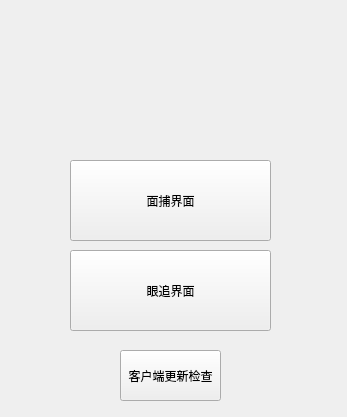
First picture: the form in ui/paper_tracker_main_window.ui, repository JellyfishKnight/paper_tracker, before the edit.
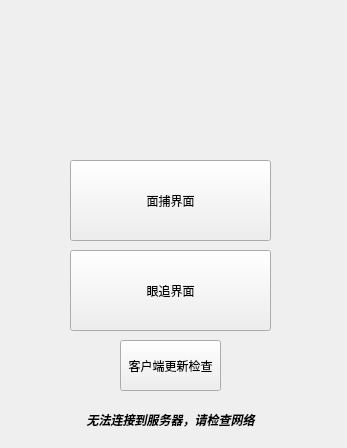
Second picture: the form after the edit.

Diff of the .ui file:
```diff
--- a/ui/paper_tracker_main_window.ui
+++ b/ui/paper_tracker_main_window.ui
@@ -7,7 +7,7 @@
     <x>0</x>
     <y>0</y>
     <width>347</width>
-    <height>417</height>
+    <height>448</height>
    </rect>
   </property>
   <property name="windowTitle">
@@ -42,10 +42,10 @@
   <widget class="QLabel" name="LOGOLabel">
    <property name="geometry">
     <rect>
-     <x>20</x>
-     <y>20</y>
-     <width>301</width>
-     <height>121</height>
+     <x>0</x>
+     <y>10</y>
+     <width>341</width>
+     <height>131</height>
     </rect>
    </property>
    <property name="text">
@@ -56,7 +56,7 @@
    <property name="geometry">
     <rect>
      <x>120</x>
-     <y>350</y>
+     <y>340</y>
      <width>101</width>
      <height>51</height>
     </rect>
@@ -65,6 +65,28 @@
     <string>客户端更新检查</string>
    </property>
   </widget>
+  <widget class="QLabel" name="ClientStatusLabel">
+   <property name="geometry">
+    <rect>
+     <x>70</x>
+     <y>410</y>
+     <width>201</width>
+     <height>20</height>
+    </rect>
+   </property>
+   <property name="font">
+    <font>
+     <italic>true</italic>
+     <bold>true</bold>
+    </font>
+   </property>
+   <property name="text">
+    <string>无法连接到服务器，请检查网络</string>
+   </property>
+   <property name="alignment">
+    <set>Qt::AlignmentFlag::AlignCenter</set>
+   </property>
+  </widget>
  </widget>
  <resources/>
  <connections/>
```
Left out of the diff: 2 changed lines with no effect on the pictures.
